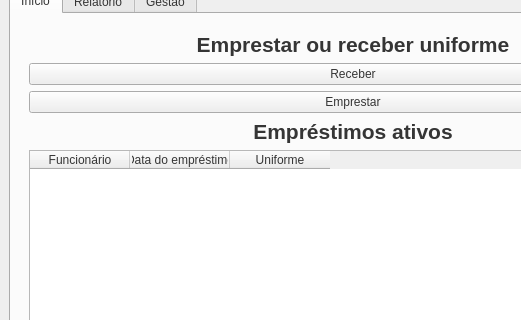
Old version of the form Testes/TESTEGestaoEmprestimo/view/main_uniforme.ui in the repository titioneacademic/GestaoEmprestimos; both pictures show x 0 to 521 and y 152 to 472 of the 706 by 590 pixel window.
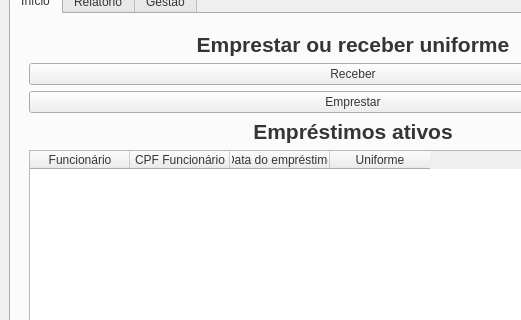
New version of the form. Icons and pictures are not drawn.

What changed in the file:
```diff
--- a/Testes/TESTEGestaoEmprestimo/view/main_uniforme.ui
+++ b/Testes/TESTEGestaoEmprestimo/view/main_uniforme.ui
@@ -106,6 +106,11 @@
                <string>Funcionário</string>
               </property>
              </column>
+             <column>
+              <property name="text">
+               <string>CPF Funcionário</string>
+              </property>
+             </column>
              <column>
               <property name="text">
                <string>Data do empréstimo</string>
```
